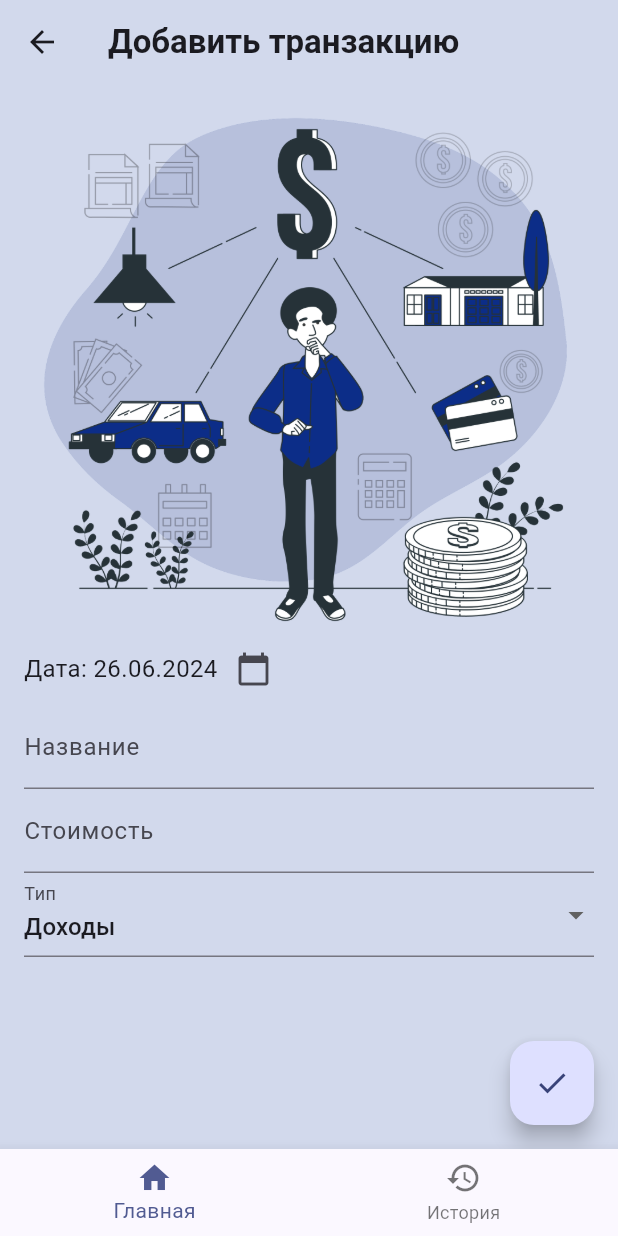
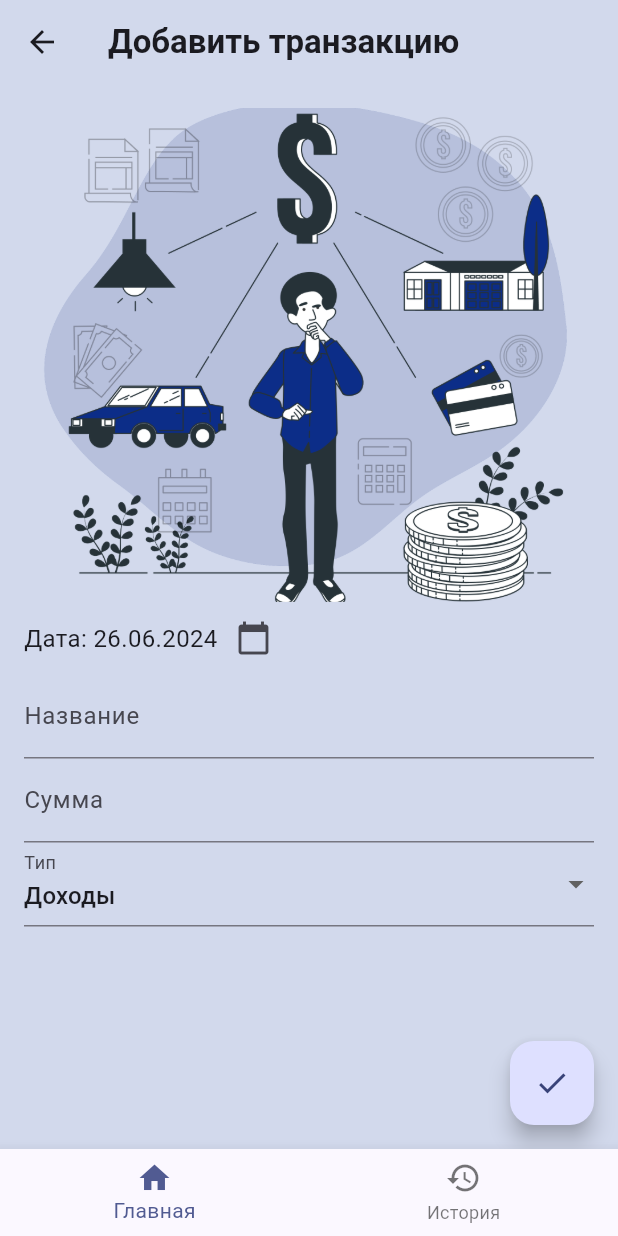
Before and after one commit to pXenia/my_budget, a Flutter app: the HistoryPage screen opened by its route, after a tap on the "add" icon, on a phone screen of 412 x 824 dp. Run offline on Flutter 3.47's test engine with Material 3 defaults, Android fonts, the phone set to English and light mode, and no system bars; our stand-ins replace cached_network_image, dio, flutter_mobx, get_it, go_router, hive and 2 more; accounts and stored records are empty; generated files the repository leaves out were written again; network calls fail.

Commit message:
Updated UI

```diff
--- a/lib/data/data_sources/local/database.dart
+++ b/lib/data/data_sources/local/database.dart
@@ -1,9 +1,7 @@
-import 'package:hive/hive.dart';
 import 'package:hive_flutter/adapters.dart';
 import 'package:path_provider/path_provider.dart';
 import '../../models/transaction_model.dart';
 import '../../models/wish_model.dart';
-
 
 class Database {
   static const String transactionBoxName = 'transactions';
--- a/lib/data/data_sources/remote/data_currency.dart
+++ b/lib/data/data_sources/remote/data_currency.dart
@@ -6,11 +6,12 @@ class CurrencyDataSource {
   CurrencyDataSource(this.dio);
 
   Future<Map<String, dynamic>> getCurrency() async {
-    final response = await dio.get('https://v6.exchangerate-api.com/v6/e7be26f5c918a80f5911ea77/latest/RUB');
+    final response = await dio.get(
+        'https://v6.exchangerate-api.com/v6/e7be26f5c918a80f5911ea77/latest/RUB');
     if (response.statusCode == 200) {
       return response.data['conversion_rates'];
     } else {
-      throw Exception('Failed to load exchange rates');
+      throw Exception('Ошибка загрузки');
     }
   }
 }
--- a/lib/data/repositories/transaction_repository_impl.dart
+++ b/lib/data/repositories/transaction_repository_impl.dart
@@ -24,5 +24,4 @@ class TransactionRepositoryImpl implements TransactionRepository {
     final box = database.transactionBox;
     await box.delete(id);
   }
-
 }
--- a/lib/domain/repositories/currency_repository.dart
+++ b/lib/domain/repositories/currency_repository.dart
@@ -1,4 +1,3 @@
-
 abstract class CurrencyRepository {
   Future<Map<String, double>> getCurrency();
 }
--- a/lib/domain/usecases/add_transaction.dart
+++ b/lib/domain/usecases/add_transaction.dart
@@ -7,6 +7,6 @@ class AddTransaction {
   AddTransaction(this.repository);
 
   Future<void> call(TransactionModel transaction) {
-  return repository.addTransaction(transaction);
+    return repository.addTransaction(transaction);
   }
 }
--- a/lib/presentation/add_transaction_page.dart
+++ b/lib/presentation/add_transaction_page.dart
@@ -3,9 +3,7 @@ import 'package:flutter/material.dart';
 import 'package:get_it/get_it.dart';
 import 'package:my_budget/presentation/state/transaction_store.dart';
 import 'package:go_router/go_router.dart';
-
 import '../data/models/transaction_model.dart';
-
 
 class AddTransactionPage extends StatefulWidget {
   @override
@@ -38,12 +36,13 @@ class _AddTransactionPageState extends State<AddTransactionPage> {
 
   @override
   Widget build(BuildContext context) {
+    final screenHeight = MediaQuery.of(context).size.height;
     return Scaffold(
       resizeToAvoidBottomInset: true,
-      backgroundColor: Color(0xffd2d9ec),
+      backgroundColor: const Color(0xffd2d9ec),
       appBar: AppBar(
-        backgroundColor: Color(0xffd2d9ec),
-        title: Text(
+        backgroundColor: const Color(0xffd2d9ec),
+        title: const Text(
           'Добавить транзакцию',
           style: TextStyle(
             fontWeight: FontWeight.bold,
@@ -58,19 +57,17 @@ class _AddTransactionPageState extends State<AddTransactionPage> {
               Image.asset(
                 'assets/personal_finance.png',
                 width: double.infinity,
-                height: 350,
+                height: screenHeight * 0.4,
                 fit: BoxFit.cover,
               ),
               Row(
                 children: [
                   Text(
                     'Дата: ${DateFormat("dd.MM.yyyy").format(_selectedDate)}',
-                    style: TextStyle(
-                      fontSize: 16
-                    ),
+                    style: const TextStyle(fontSize: 16),
                   ),
                   IconButton(
-                    icon: Icon(Icons.calendar_today),
+                    icon: const Icon(Icons.calendar_today),
                     onPressed: () => _selectDate(context),
                   ),
                 ],
@@ -81,7 +78,7 @@ class _AddTransactionPageState extends State<AddTransactionPage> {
                   crossAxisAlignment: CrossAxisAlignment.start,
                   children: [
                     TextFormField(
-                      decoration: InputDecoration(labelText: 'Название'),
+                      decoration: const InputDecoration(labelText: 'Название'),
                       validator: (value) {
                         if (value == null || value.isEmpty) {
                           return 'Пожалуйста, введите название';
@@ -93,7 +90,7 @@ class _AddTransactionPageState extends State<AddTransactionPage> {
                       },
                     ),
                     TextFormField(
-                      decoration: InputDecoration(labelText: 'Стоимость'),
+                      decoration: const InputDecoration(labelText: 'Сумма'),
                       keyboardType: TextInputType.number,
                       validator: (value) {
                         if (value == null || value.isEmpty) {
@@ -111,7 +108,7 @@ class _AddTransactionPageState extends State<AddTransactionPage> {
                       },
                     ),
                     DropdownButtonFormField<bool>(
-                      decoration: InputDecoration(labelText: 'Тип'),
+                      decoration: const InputDecoration(labelText: 'Тип'),
                       value: _isIncome,
                       items: const [
                         DropdownMenuItem(
@@ -138,7 +135,7 @@ class _AddTransactionPageState extends State<AddTransactionPage> {
       ),
       floatingActionButton: FloatingActionButton(
         onPressed: _saveForm,
-        child: Icon(Icons.done),
+        child: const Icon(Icons.done),
       ),
     );
   }
@@ -146,7 +143,6 @@ class _AddTransactionPageState extends State<AddTransactionPage> {
   void _saveForm() async {
     if (_formKey.currentState!.validate()) {
       _formKey.currentState!.save();
-
       final newTransaction = TransactionModel(
         id: transactionStore.nextId,
         name: _transactionName,
--- a/lib/presentation/add_wish_page.dart
+++ b/lib/presentation/add_wish_page.dart
@@ -3,7 +3,6 @@ import 'package:get_it/get_it.dart';
 import 'package:my_budget/presentation/state/wish_store.dart';
 import '../data/models/wish_model.dart';
 import 'package:go_router/go_router.dart';
-
 
 class AddWishPage extends StatefulWidget {
   @override
@@ -19,12 +18,13 @@ class _AddWishPageState extends State<AddWishPage> {
 
   @override
   Widget build(BuildContext context) {
+    final screenHeight = MediaQuery.of(context).size.height;
     return Scaffold(
       resizeToAvoidBottomInset: true,
       backgroundColor: Color(0xffd2d9ec),
       appBar: AppBar(
         backgroundColor: Color(0xffd2d9ec),
-        title: Text(
+        title: const Text(
           'Добавить желание',
           style: TextStyle(
             fontWeight: FontWeight.bold,
@@ -39,7 +39,7 @@ class _AddWishPageState extends State<AddWishPage> {
               Image.asset(
                 'assets/personal_finance.png',
                 width: double.infinity,
-                height: 380,
+                height: screenHeight * 0.5,
                 fit: BoxFit.cover,
               ),
               Form(
@@ -60,7 +60,7 @@ class _AddWishPageState extends State<AddWishPage> {
                       },
                     ),
                     TextFormField(
-                      decoration: InputDecoration(labelText: 'Стоимость'),
+                      decoration: InputDecoration(labelText: 'Сумма'),
                       keyboardType: TextInputType.number,
                       validator: (value) {
                         if (value == null || value.isEmpty) {
@@ -90,20 +90,18 @@ class _AddWishPageState extends State<AddWishPage> {
       ),
     );
   }
+
   void _saveForm() async {
     if (_formKey.currentState!.validate()) {
       _formKey.currentState!.save();
-
       final newWish = WishModel(
         id: wishStore.nextId,
         name: _wishName,
         cost: _wishCost,
         isDone: false,
       );
-
       await wishStore.createWish(newWish);
       context.pop();
-
     }
   }
 }
--- a/lib/presentation/history_page.dart
+++ b/lib/presentation/history_page.dart
@@ -4,7 +4,6 @@ import 'package:get_it/get_it.dart';
 import 'package:go_router/go_router.dart';
 import 'package:my_budget/presentation/state/transaction_store.dart';
 import 'package:my_budget/presentation/tools/Transaction.dart';
-
 
 class HistoryPage extends StatelessWidget {
   final TransactionStore transactionStore = GetIt.instance<TransactionStore>();
@@ -40,17 +39,21 @@ class HistoryPage extends StatelessWidget {
                         fontWeight: FontWeight.bold,
                       )),
                   Padding(
-                    padding: const EdgeInsets.symmetric(
-                        vertical: 12, horizontal: 0),
+                    padding:
+                        const EdgeInsets.symmetric(vertical: 12, horizontal: 0),
                     child: Observer(
                       builder: (context) {
-                        final total = transactionStore.monthlyIncome + transactionStore.monthlyExpenses;
+                        final total = transactionStore.monthlyIncome +
+                            transactionStore.monthlyExpenses;
                         return LinearProgressIndicator(
                           backgroundColor: Colors.green.shade300,
                           color: Colors.red.shade300,
                           minHeight: 15,
-                          borderRadius: const BorderRadius.all(Radius.circular(7)),
-                          value: total != 0 ? transactionStore.monthlyExpenses / total : 0,
+                          borderRadius:
+                              const BorderRadius.all(Radius.circular(7)),
+                          value: total != 0
+                              ? transactionStore.monthlyExpenses / total
+                              : 0,
                         );
                       },
                     ),
@@ -121,6 +124,7 @@ class HistoryPage extends StatelessWidget {
         ],
       ),
       floatingActionButton: FloatingActionButton(
+        backgroundColor: const Color(0xffb6bfdb),
         onPressed: () => context.go('/history/add'),
         child: const Icon(Icons.add),
       ),
--- a/lib/presentation/home_page.dart
+++ b/lib/presentation/home_page.dart
@@ -1,3 +1,4 @@
+import 'package:cached_network_image/cached_network_image.dart';
 import 'package:flutter/material.dart';
 import 'package:flutter_mobx/flutter_mobx.dart';
 import 'package:get_it/get_it.dart';
@@ -6,7 +7,6 @@ import 'package:my_budget/presentation/state/currency_store.dart';
 import 'package:my_budget/presentation/state/transaction_store.dart';
 import 'package:my_budget/presentation/state/wish_store.dart';
 import 'package:my_budget/presentation/tools/Currency.dart';
-
 import '../data/models/currency_model.dart';
 
 class HomePage extends StatelessWidget {
@@ -18,7 +18,7 @@ class HomePage extends StatelessWidget {
 
   @override
   Widget build(BuildContext context) {
-
+    final screenHeight = MediaQuery.of(context).size.height;
     transactionStore.loadTransactions();
     wishStore.loadWishes();
     exchangeRateStore.fetchCurrency();
@@ -39,15 +39,14 @@ class HomePage extends StatelessWidget {
               .toList();
           return Column(
             children: [
-              Expanded(
-                flex: 2,
-                child: Container(
+              Container(
                 color: const Color(0xffb6bfdb),
                 child: Padding(
-                    padding: const EdgeInsets.only(
-                        top: 60.0, left: 20, right: 20, bottom: 0),
-                    child: Padding(
-                      padding: const EdgeInsets.all(15.0),
+                  padding: EdgeInsets.only(
+                      left: 32.0,
+                      top: screenHeight * 0.08,
+                      right: 32,
+                      bottom: screenHeight * 0.03),
                   child: Column(
                     crossAxisAlignment: CrossAxisAlignment.start,
                     children: [
@@ -86,11 +85,11 @@ class HomePage extends StatelessWidget {
                           )
                         ],
                       ),
-                          const SizedBox(
-                            height: 50,
+                      SizedBox(
+                        height: screenHeight * 0.05,
                       ),
                       SizedBox(
-                            height: 70,
+                        height: screenHeight * 0.08,
                         width: double.maxFinite,
                         child: ElevatedButton(
                           style: ElevatedButton.styleFrom(
@@ -103,12 +102,13 @@ class HomePage extends StatelessWidget {
                           child: Row(
                             mainAxisAlignment: MainAxisAlignment.center,
                             children: [
-                                  Image.network(
+                              CachedNetworkImage(
+                                imageUrl:
                                     "https://cdn1.iconfinder.com/data/icons/money-bag-1/100/bag-ruble-256.png",
                                 fit: BoxFit.fill,
                               ),
                               const SizedBox(
-                                    width: 10,
+                                width: 20,
                               ),
                               const Text(
                                 "Мои цели",
@@ -120,12 +120,10 @@ class HomePage extends StatelessWidget {
                               )
                             ],
                           ),
-                              onPressed:  () => context.go('/wish'),
+                          onPressed: () => context.go('/wish'),
                         ),
                       ),
-                          const SizedBox(
-                            height: 30,
-                          ),
+                      SizedBox(height: screenHeight * 0.04),
                       const Text("Необходимо накопить",
                           style: TextStyle(
                             color: Colors.black45,
@@ -135,7 +133,7 @@ class HomePage extends StatelessWidget {
                         padding: const EdgeInsets.symmetric(
                             vertical: 8, horizontal: 0),
                         child: LinearProgressIndicator(
-                              minHeight: 10,
+                          minHeight: 12,
                           value: allWishesSum != 0
                               ? totalBalance / allWishesSum
                               : 0,
@@ -152,8 +150,6 @@ class HomePage extends StatelessWidget {
                             )),
                       ),
                     ],
-                      ),
-                    ),
                   ),
                 ),
               ),
--- a/lib/presentation/wish_page.dart
+++ b/lib/presentation/wish_page.dart
@@ -14,6 +14,7 @@ class WishPage extends StatelessWidget {
 
   @override
   Widget build(BuildContext context) {
+    final screenHeight = MediaQuery.of(context).size.height;
     return Scaffold(
       appBar: AppBar(
           backgroundColor: const Color(0xffb6bfdb),
@@ -30,7 +31,7 @@ class WishPage extends StatelessWidget {
             child: Image.asset(
               'assets/personal_finance.png',
               width: double.infinity,
-              height: 300,
+              height: screenHeight * 0.45,
               fit: BoxFit.fitHeight,
             ),
           ),
@@ -66,7 +67,8 @@ class WishPage extends StatelessWidget {
                       child: Column(
                         children: [
                           WishWidget(wish: wish),
-                          if (index < wishStore.wishes.length - 1) const Divider(),
+                          if (index < wishStore.wishes.length - 1)
+                            const Divider(),
                         ],
                       ),
                     );
--- a/pubspec.yaml
+++ b/pubspec.yaml
@@ -47,6 +47,7 @@ dependencies:
   json_annotation: ^4.9.0
   intl: any
   go_router: ^14.2.0
+  cached_network_image: ^3.3.1
 
 dev_dependencies:
   flutter_test:
```
Also changed, not shown: lib/data/models/transaction_model.dart (+4 -3 lines), lib/presentation/state/transaction_store.dart (+14 -8 lines), lib/presentation/tools/Currency.dart (+7 -5 lines), lib/presentation/tools/Transaction.dart (+12 -5 lines), lib/presentation/tools/Wish.dart (+6 -9 lines), lib/main.dart (line endings or trailing spaces), pubspec.lock, 1 other file. Lines whose indentation alone changed are shown as unchanged.
